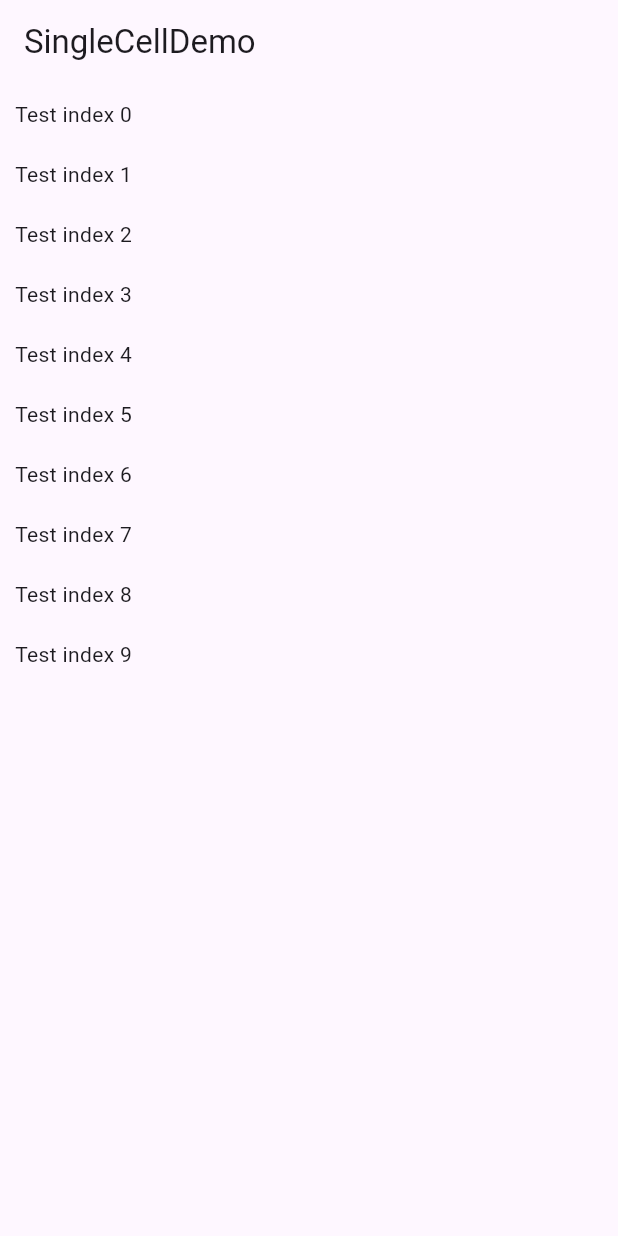
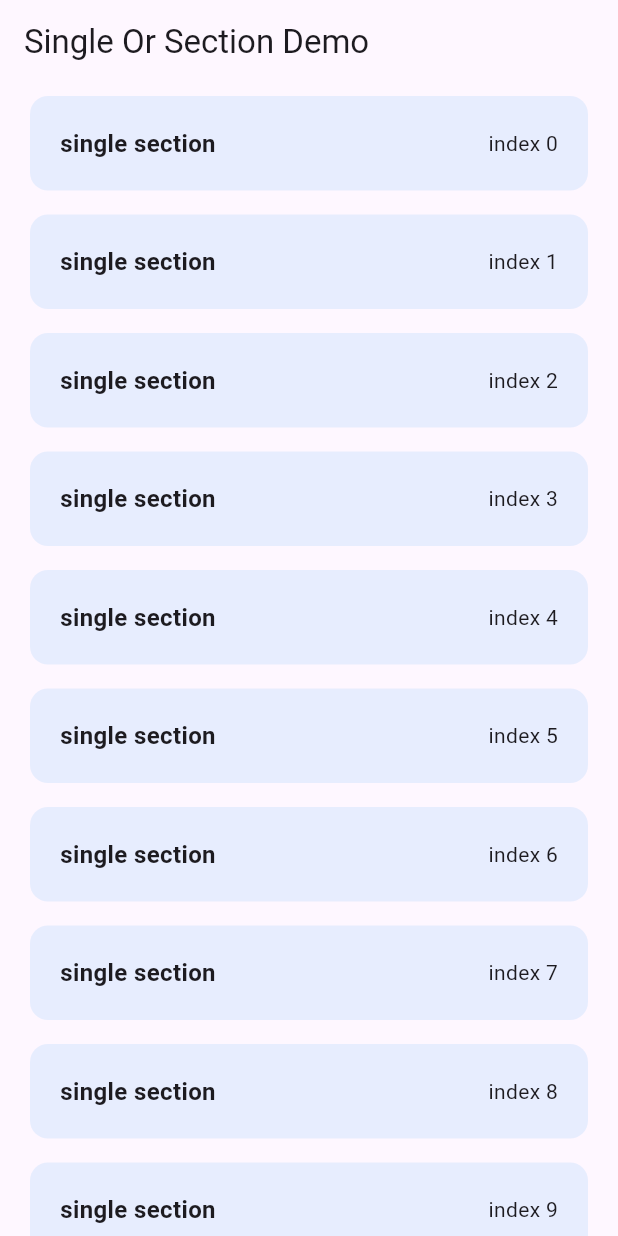
Before and after one commit to JPIOS/ec_adapter, a Flutter app: the screen it shows after launch, on a phone screen of 412 x 824 dp. Run offline on Flutter 3.47's test engine with Material 3 defaults, Android fonts, the phone set to English and light mode, and no system bars.

```diff
--- a/ec_adapter_demo/lib/scr/cell.dart
+++ b/ec_adapter_demo/lib/scr/cell.dart
@@ -6,21 +6,38 @@ class HomeCell extends StatelessWidget with ListViewCellType<HomeCellVM> {
   HomeCell({super.key});
 
   @override
-  didSelect(HomeCellVM vm) {
+  didSelect(HomeCellVM item) {
     // 这里就是点击cell的效果
-    debugPrint(vm.name);
+    debugPrint(item.name);
   }
 
   @override
   Widget build(BuildContext context) {
-    // 这里就拿到cellVM了
-    return Container(padding: const EdgeInsets.all(10), child: Text(item.name));
+    // 这里就拿到 HomeCellVM 对象item
+    return Container(
+        padding: const EdgeInsets.all(20),
+        margin: const EdgeInsets.symmetric(horizontal: 20, vertical: 8),
+        decoration: BoxDecoration(
+          color: Colors.blue.withOpacity(0.1),
+          borderRadius: BorderRadius.circular(12),
+        ),
+        child: Row(
+          mainAxisAlignment: MainAxisAlignment.spaceBetween,
+          children: [
+            Text(
+              item.section,
+              style: const TextStyle(fontSize: 16, fontWeight: FontWeight.bold),
+            ),
+            Text(item.name),
+          ],
+        ));
   }
 }
 
 class HomeCellVM with ListViewItemType {
   final String name;
-  HomeCellVM(this.name);
+  final String section;
+  HomeCellVM(this.section, this.name);
 
   @override
   ListViewCellType<ListViewItemType> cellBuilder() => HomeCell();
--- a/ec_adapter_demo/lib/scr/page.dart
+++ b/ec_adapter_demo/lib/scr/page.dart
@@ -22,7 +22,7 @@ class _HomePageState extends State<HomePage> {
   Widget build(BuildContext context) {
     return Scaffold(
         appBar: AppBar(
-          title: const Text('SingleCellDemo'),
+          title: const Text('Single Or Section Demo'),
         ),
         body: AdapterListViewBuilder.builder(vm.adpater, reloadCall: () {
           if (mounted) setState(() {});
--- a/ec_adapter_demo/lib/scr/page_vm.dart
+++ b/ec_adapter_demo/lib/scr/page_vm.dart
@@ -4,23 +4,29 @@ import 'package:ec_adapter/ec_adapter.dart';
 class HomePageVM {
   late ListViewAdapter adpater = ListViewAdapter();
   onInit() {
+    // sections();
+    singleCell();
+  }
+
+  // single cell
+  void singleCell() {
     List<HomeCellVM> list = List.generate(10, (index) => index)
         .toList()
-        .map((e) => HomeCellVM("Test index $e"))
+        .map((e) => HomeCellVM("single section", "index $e"))
         .toList();
     adpater.reloadSingleCell(list);
   }
 
   // if sections
-  sections() {
+  void sections() {
     List<HomeCellVM> list1 = List.generate(10, (index) => index)
         .toList()
-        .map((e) => HomeCellVM("Test index $e"))
+        .map((e) => HomeCellVM("section one", "index $e"))
         .toList();
 
     List<HomeCellVM> list2 = List.generate(10, (index) => 100 + index)
         .toList()
-        .map((e) => HomeCellVM("Test index $e"))
+        .map((e) => HomeCellVM("section two", "index $e"))
         .toList();
 
     final List<ListViewBaseSectionItem> sectionList = [list1, list2]
--- a/lib/scr/core/core.dart
+++ b/lib/scr/core/core.dart
@@ -30,9 +30,13 @@ class AdapterListViewBuilder {
         ScrollViewKeyboardDismissBehavior.manual,
     String? restorationId,
     Clip clipBehavior = Clip.hardEdge,
+    Widget? listFooter,
+    Widget? listHeader,
   }) {
     /// 让adpater持有reloadCall
     adpater.reloadCall ??= reloadCall;
+    adpater.listFooter = listFooter;
+    adpater.listHeader = listHeader;
 
     return ListView.builder(
       key: key,
@@ -121,7 +125,6 @@ class AdapterListViewBuilder {
   //   adpater.setRand(radiu);
   //   return adapterBuilder(adpater, reloadCall: reloadCall, padding: padding);
   // }
-
 }
 
 extension WrapGestureExtention on Widget {
--- a/lib/scr/list_view/list_view_adapter.dart
+++ b/lib/scr/list_view/list_view_adapter.dart
@@ -5,9 +5,9 @@ import 'list_view_header_footer_type.dart';
 import 'list_view_item_type.dart';
 import 'list_view_section_type.dart';
 
-class ListViewAdapter {
-  /// 页面的控制器
-  WeakReference? weakPageController;
+class ListViewAdapter<PVM extends Object> {
+  /// 页面的控制器VM
+  WeakReference<PVM>? weakPageViewModel;
 
   /// 用于页面刷新
   /// 当数据_sectionItems发生改变的时候则会执行该函数
@@ -27,19 +27,19 @@ class ListViewAdapter {
   /// 保存section数据
   final List<ListViewSectionItemType> _sectionItems = [];
 
-  /// section设置圆角
-  bool? _isSectionRand;
+  /// 列表头部 最多一个 listFooter
+  Widget? listHeader;
 
-  /// section的圆角
-  double? _sectionRadiu;
+  /// 列表底部，最多一个 listFooter
+  Widget? listFooter;
 
   ListViewAdapter(
       {Key? key,
-      Object? pageController,
+      PVM? pageVM,
       this.sectionSeparated = 0.0,
       this.sectionSeparatedBuilder}) {
-    if (pageController != null) {
-      weakPageController = WeakReference(pageController);
+    if (pageVM != null) {
+      weakPageViewModel = WeakReference(pageVM);
     }
   }
 
@@ -65,33 +65,37 @@ class ListViewAdapter {
     reload(sections: [section]);
   }
 
-  setRand(double radiu) {
-    _isSectionRand = true;
-    _sectionRadiu = radiu;
-  }
-
   /// 将section转化成row
   _doWithSectionToRow() {
     _dataSource.clear();
 
     for (int i = 0; i < _sectionItems.length; i++) {
-      ListViewSectionItemType sectionIten = _sectionItems[i];
-      sectionIten.reloadList ??= () {
+      ListViewSectionItemType sectionItem = _sectionItems[i];
+
+      sectionItem.reloadList ??= () {
         reload();
       };
 
+      if (weakPageViewModel?.target != null) {
+        sectionItem.weakPageViewModel =
+            WeakReference(weakPageViewModel!.target!);
+      }
+
       // header
-      if (sectionIten.headerBuilder != null) {
-        _dataSource.add(_headerFooterItem(sectionIten));
+      if (sectionItem.headerBuilder != null) {
+        _dataSource.add(_headerFooterItem(sectionItem));
       }
 
       // item
-      for (int i = 0; i < sectionIten.items.length; i++) {
-        ListViewItemType rowItem = sectionIten.items[i];
+      for (int i = 0; i < sectionItem.items.length; i++) {
+        ListViewItemType rowItem = sectionItem.items[i];
+
+        // 如果不展示则不添加在数据源中
+        if (!rowItem.showItem) continue;
         _dataSource.add(rowItem);
 
         // item seprate
-        if (rowItem.hasSeparated && i != (sectionIten.items.length - 1)) {
+        if (rowItem.hasSeparated && i != (sectionItem.items.length - 1)) {
           if (rowItem.separatedBuilder != null) {
             _dataSource.add(
                 _separatedItem(separatedBuilder: rowItem.separatedBuilder!));
@@ -101,15 +105,45 @@ class ListViewAdapter {
         }
       }
 
+      // 圆角处理
+      if (sectionItem.hasRadiu) {
+        sectionItem.items
+            .where((element) => element.showItem)
+            .firstOrNull
+            ?.topRadiu = sectionItem.sectionRadiu;
+
+        sectionItem.items.reversed
+            .where((element) => element.showItem)
+            .firstOrNull
+            ?.bottomRadiu = sectionItem.sectionRadiu;
+      }
+
       // footer
-      if (sectionIten.footerBuilder != null) {
-        _dataSource.add(_headerFooterItem(sectionIten, isHeader: false));
+      if (sectionItem.footerBuilder != null) {
+        _dataSource.add(_headerFooterItem(sectionItem, isHeader: false));
       }
 
       // for section separated： 作为拓展还是加上
-      if (sectionSeparated > 0 && i != _sectionItems.length - 1) {
+      if (sectionSeparated > 0 &&
+          i != _sectionItems.length - 1 &&
+          sectionSeparatedBuilder != null) {
         _dataSource.add(_separatedItem(separated: sectionSeparated));
       }
+
+      if (sectionSeparatedBuilder != null && i != _sectionItems.length - 1) {
+        _dataSource.add(_separatedItem(separatedBuilder: () {
+          return sectionSeparatedBuilder!.call(i);
+        }));
+      }
+    }
+
+    // list footer
+    if (listHeader != null) {
+      _dataSource.add(_listHeaderFooterItem(header: listHeader));
+    }
+    // list footer
+    if (listFooter != null) {
+      _dataSource.add(_listHeaderFooterItem(footer: listFooter));
     }
   }
 
@@ -135,7 +169,7 @@ class ListViewAdapter {
         return headerFooter.wrapGesture(() {
           headerFooter.didSelect(sectionItem);
           headerFooter.didSelectMoreItem(
-              sectionItem, weakPageController?.target);
+              sectionItem, weakPageViewModel?.target);
         });
       }
 
@@ -144,17 +178,55 @@ class ListViewAdapter {
 
     if (item is ListViewItemType) {
       ListViewCellType cell = item.cellBuilder();
+      Widget widgetCell = cell;
+
       cell.item = item;
+
+      if (weakPageViewModel?.target != null) {
+        item.weakPageViewModel = WeakReference(weakPageViewModel!.target!);
+      }
+
       if (item.isTapEnable) {
-        return cell.wrapGesture(() {
+        widgetCell = cell.wrapGesture(() {
           cell.didSelect(item);
-          if (item.sectionItem.target != null) {
+          if (item.sectionItem?.target != null) {
+            cell.didSelectSection(item, item.sectionItem!.target!);
+          }
+
+          if (weakPageViewModel?.target != null) {
+            cell.didSelectPageVM(item, weakPageViewModel!.target!);
+          }
+
+          if (item.sectionItem?.target != null &&
+              weakPageViewModel?.target != null) {
             cell.didSelectMoreItem(
-                item, item.sectionItem.target!, weakPageController?.target);
+                item, item.sectionItem!.target!, weakPageViewModel?.target);
           }
         });
       }
-      return cell;
+
+      // 头部圆角
+      if (item.topRadiu != null && item.topRadiu! > 0) {
+        widgetCell = ClipRRect(
+            borderRadius:
+                BorderRadius.vertical(top: Radius.circular(item.topRadiu!)),
+            child: widgetCell);
+      }
+
+      /// 底部圆角
+      if (item.bottomRadiu != null && item.bottomRadiu! > 0) {
+        widgetCell = ClipRRect(
+          borderRadius:
+              BorderRadius.vertical(bottom: Radius.circular(item.bottomRadiu!)),
+          child: widgetCell,
+        );
+      }
+      return widgetCell;
+    }
+
+    if (item is _listHeaderFooterItem) {
+      if (item.footer != null) return item.footer!;
+      if (item.header != null) return item.header!;
     }
     assert(true, "section row计算出问题");
     return Container();
@@ -202,6 +274,14 @@ class _headerFooterItem {
     headerFooter.sectionItem = sectionItem;
     return headerFooter;
   }
+}
+
+// ignore: camel_case_types
+class _listHeaderFooterItem {
+  final Widget? footer;
+  final Widget? header;
+
+  _listHeaderFooterItem({this.header, this.footer});
 }
 
 /// separated的数据模型
--- a/lib/scr/list_view/list_view_base.dart
+++ b/lib/scr/list_view/list_view_base.dart
@@ -1,8 +1,20 @@
 import 'package:ec_adapter/scr/list_view/list_view_item_type.dart';
 import 'package:flutter/material.dart';
+import 'list_view_header_footer_type.dart';
 import 'list_view_section_type.dart';
 
 class ListViewBaseSectionItem with ListViewSectionItemType {}
+
+/// 可用于快速创建简单的header footer
+// ignore: must_be_immutable
+class ListViewBaseHeaderFooter extends StatelessWidget
+    with ListViewHeaderFooterType {
+  ListViewBaseHeaderFooter({super.key, required this.child});
+  final Widget child;
+
+  @override
+  Widget build(BuildContext context) => child;
+}
 
 class ListViewBaseItem with ListViewItemType {
   @override
--- a/lib/scr/list_view/list_view_item_type.dart
+++ b/lib/scr/list_view/list_view_item_type.dart
@@ -21,11 +21,21 @@ mixin ListViewItemType {
   bool isTapEnable = true;
 
   /// item会对section进行弱引用
-  late WeakReference<ListViewSectionItemType> sectionItem;
+  WeakReference<ListViewSectionItemType>? sectionItem;
+
+  /// item会对页面的控制器进行弱引用(如果有传则会)
+  WeakReference? weakPageViewModel;
 
   /// 是否有separated
   bool get hasSeparated =>
       (separated != null && separated! > 0.0) || separatedBuilder != null;
+
+  /// 是否展示这个item
+  bool showItem = true;
+
+  /// 用于制作圆角
+  double? topRadiu;
+  double? bottomRadiu;
 }
 
 /// cell Type
@@ -36,8 +46,15 @@ mixin ListViewCellType<T extends ListViewItemType> on Widget {
   late T item;
 
   /// 点击选中了cell
-  didSelect(T t) {}
+  didSelect(T item) {}
 
+  /// 传入secttionItem
+  didSelectSection<S extends ListViewSectionItemType>(T t, S sectionItem) {}
+
+  /// 传入pageItem
+  didSelectPageVM<P extends Object>(T t, P pageItem) {}
+
+  /// 更多参数输入
   didSelectMoreItem<S extends ListViewSectionItemType, P extends Object>(
       T item, S sectionItem, P? pageItem) {}
 }
--- a/lib/scr/list_view/list_view_section_type.dart
+++ b/lib/scr/list_view/list_view_section_type.dart
@@ -3,9 +3,12 @@ import 'package:flutter/widgets.dart';
 import 'list_view_item_type.dart';
 
 /// section Type
-mixin ListViewSectionItemType on Object {
+mixin ListViewSectionItemType<T extends ListViewItemType> on Object {
   /// 直接设置separated高度，内部采用SizeBox实现
   double? separated;
+
+  /// item会对页面的控制器进行弱引用(如果有传则会)
+  WeakReference? weakPageViewModel;
 
   /// 如果这个方法不为null，则优先使用separatedBuilder，而废弃separated属性
   /// 不建议使用该方法
@@ -24,25 +27,29 @@ mixin ListViewSectionItemType on Object {
   // int _allLength = 0;
 
   /// ListViewItemType配置列表
-  final List<ListViewItemType> _items = [];
+  final List<T> _items = [];
 
-  List<ListViewItemType> get items => _items;
+  List<T> get items => _items;
 
   /// 添加cellVM数组
-  addItems(List<ListViewItemType> vms) {
+  addItems(Iterable<T> vms) {
     vms.forEach(_setupItem);
     _items.addAll(vms);
   }
 
   /// 删除某一个cellVM
-  remove(ListViewItemType vm) {
+  remove(T vm) {
     _items.remove(vm);
   }
 
   /// 添加一个cellVM
-  add(ListViewItemType vm) {
+  add(T vm) {
     _setupItem(vm);
     _items.add(vm);
+  }
+
+  clear() {
+    _items.clear();
   }
 
   /// 让section可以更新整个的list
@@ -51,7 +58,7 @@ mixin ListViewSectionItemType on Object {
 
   /// 没有item没有设置自己的 separatedBuilder、separated
   /// 而且section有设置，则会用section的给item设置
-  _setupItem(ListViewItemType item) {
+  _setupItem(T item) {
     item.sectionItem = WeakReference(this);
 
     if (!item.hasSeparated && _hasSeparated) {
@@ -59,4 +66,12 @@ mixin ListViewSectionItemType on Object {
       item.separatedBuilder = separatedBuilder;
     }
   }
+
+  /// 设置section的圆角
+  /// 一旦设置，则会对items构建的cell做圆角处理
+  /// 背景会设置成白色
+  /// 一旦设置了圆角，切不要设置
+  /// separatedBuilder或者 separated
+  double? sectionRadiu;
+  bool get hasRadiu => sectionRadiu != null && sectionRadiu! > 0;
 }
--- a/pubspec.yaml
+++ b/pubspec.yaml
@@ -1,10 +1,10 @@
 name: ec_adapter
 description: Adaptation of ListView based on mvvm architecture.
-version: 1.1.1
+version: 1.1.2
 homepage: https://github.com/JPIOS/ec_adapter.git
 
 environment:
-  sdk: ">=2.17.0 <4.0.0"
+  sdk: '>=3.0.0 <4.0.0'
   flutter: ">=1.17.0"
 
 dependencies:
```
Also changed, not shown: ec_adapter_demo/pubspec.lock, pubspec.lock, 6 other files.
